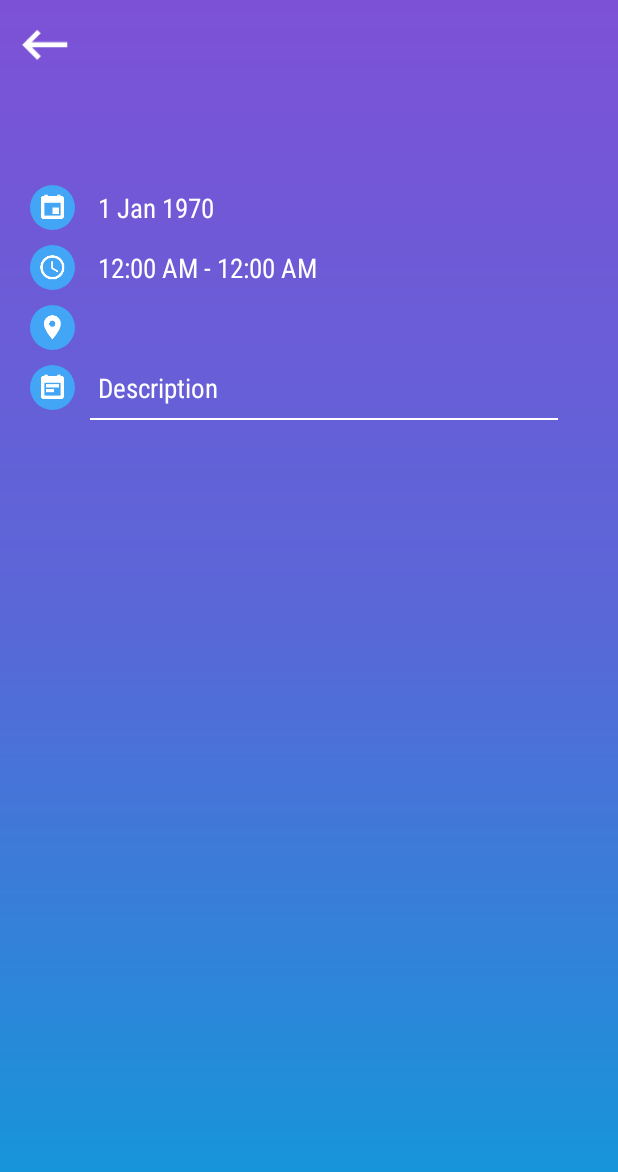
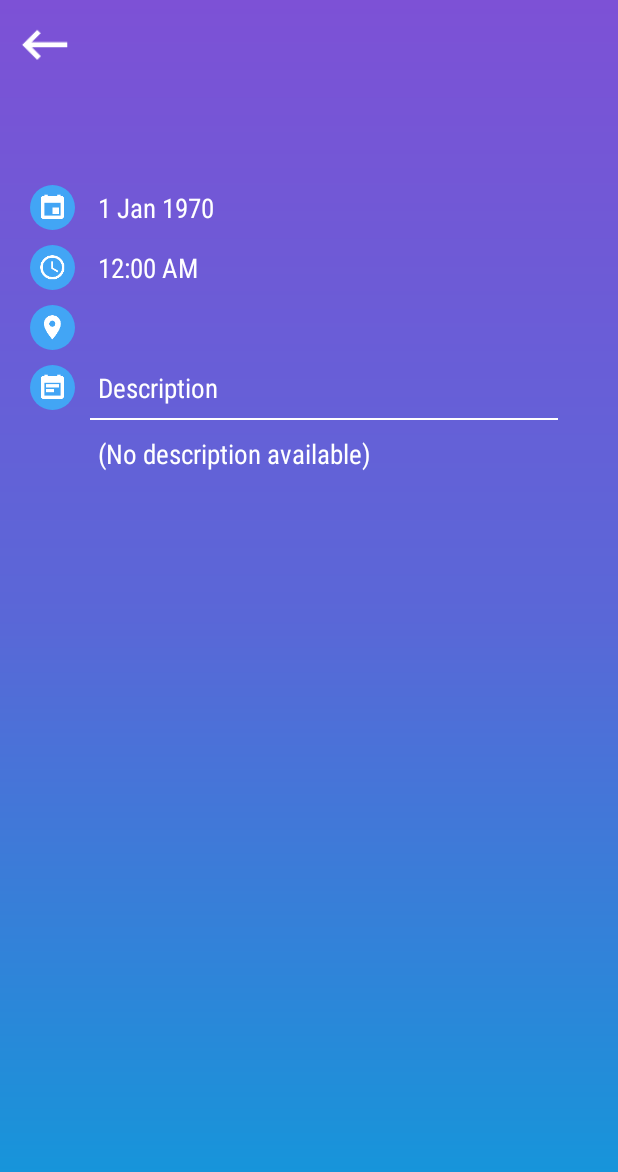
Before and after one commit to KumarManas04/LNMIIT-Sync, an Android app: the EventDetailsActivity screen opened directly, with no data from a screen before it, on a phone screen of 412 x 824 dp. Shown: the top 1172 px of the screen. Run offline under Robolectric (Android 15) with nearby library versions, the phone set to English and light mode, and no system bars.

Commit message:
Added null checks on description, title, time in EventsDetailsActivity

```diff
--- a/app/src/main/java/com/infinitysolutions/lnmiitsync/EventDetailsActivity.java
+++ b/app/src/main/java/com/infinitysolutions/lnmiitsync/EventDetailsActivity.java
@@ -38,23 +38,36 @@ public class EventDetailsActivity extends AppCompatActivity {
         sdf1.setTimeZone(TimeZone.getTimeZone("GMT"));
 
 
+
+        String startTimeString = sdf.format(new Date(startTime));
         String endTimeString = sdf.format(new Date(endTime));
-        String startTimeString = sdf.format(new Date(startTime));
         String date = sdf1.format(new Date(startTime));
 
 
-        if(title.equals("")){
-            titleView.setText("(No event name)");
-        }else {
-            titleView.setText(title);
+        if(title != null) {
+            if (title.equals("")) {
+                titleView.setText("(No event name)");
+            } else {
+                titleView.setText(title);
+            }
         }
+
         dateTextView.setText(date);
-        timeView.setText(startTimeString + " - " + endTimeString);
+        if(endTime == 0) {
+            timeView.setText(startTimeString);
+        }else{
+            timeView.setText(startTimeString + " - " + endTimeString);
+        }
         venueView.setText(venue);
-        if(description.equals("")){
+
+        if(description != null) {
+            if (description.equals("")) {
+                descriptionView.setText("(No description available)");
+            } else {
+                descriptionView.setText(description);
+            }
+        }else{
             descriptionView.setText("(No description available)");
-        }else {
-            descriptionView.setText(description);
         }
     }
 
```
